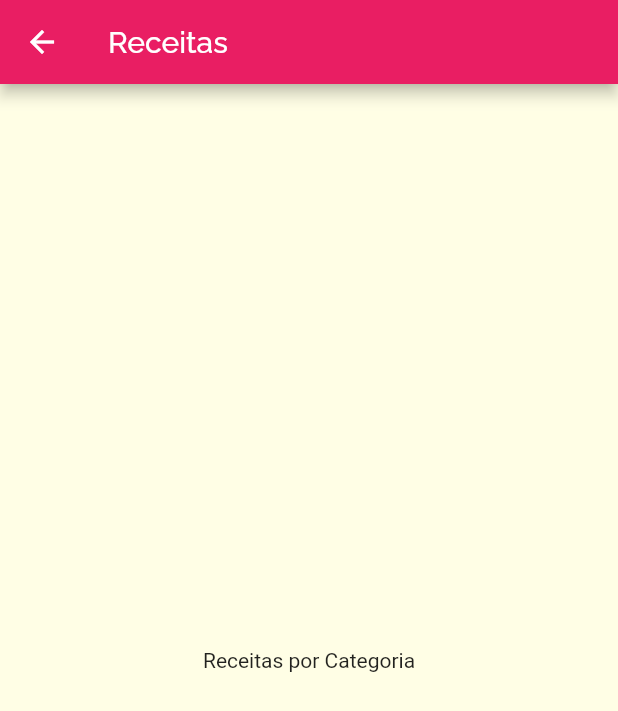
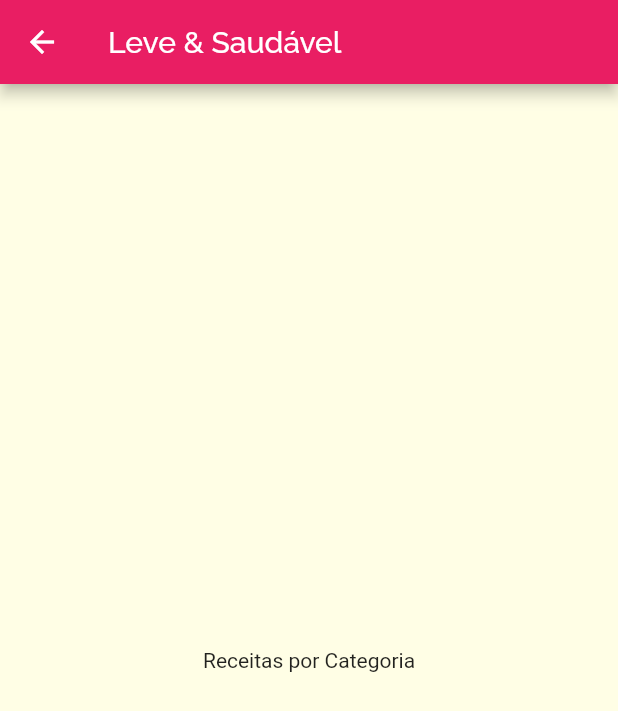
Before and after one commit to rafaelmesquita-ceara/projeto_vamos_cozinhar, a Flutter app: the screen it shows after launch, after a tap on "Leve & Saudável", on a phone screen of 412 x 824 dp. Shown: the top 711 px of the screen. Run offline on Flutter 3.47's test engine with Material 2 defaults, Android fonts, the phone set to English and light mode, and no system bars.

Commit message:
Passando category para o construtor do meals

```diff
--- a/lib/components/category_item.dart
+++ b/lib/components/category_item.dart
@@ -11,7 +11,7 @@ class CategoryItem extends StatelessWidget {
     Navigator.of(context).push(
       MaterialPageRoute(
         builder: (_) {
-          return CategoriesMealsScreen();
+          return CategoriesMealsScreen(category);
         },
       ),
     );
--- a/lib/screens/categories_meals_screen.dart
+++ b/lib/screens/categories_meals_screen.dart
@@ -1,11 +1,17 @@
 import 'package:flutter/material.dart';
+import '../models/category.dart';
 
 class CategoriesMealsScreen extends StatelessWidget {
+
+  final Category category;
+
+  CategoriesMealsScreen(this.category);
+
   @override
   Widget build(BuildContext context) {
     return Scaffold(
       appBar: AppBar(
-        title: Text('Receitas'),
+        title: Text(category.title),
       ),
       body: Center(
         child: Text('Receitas por Categoria'),
```
